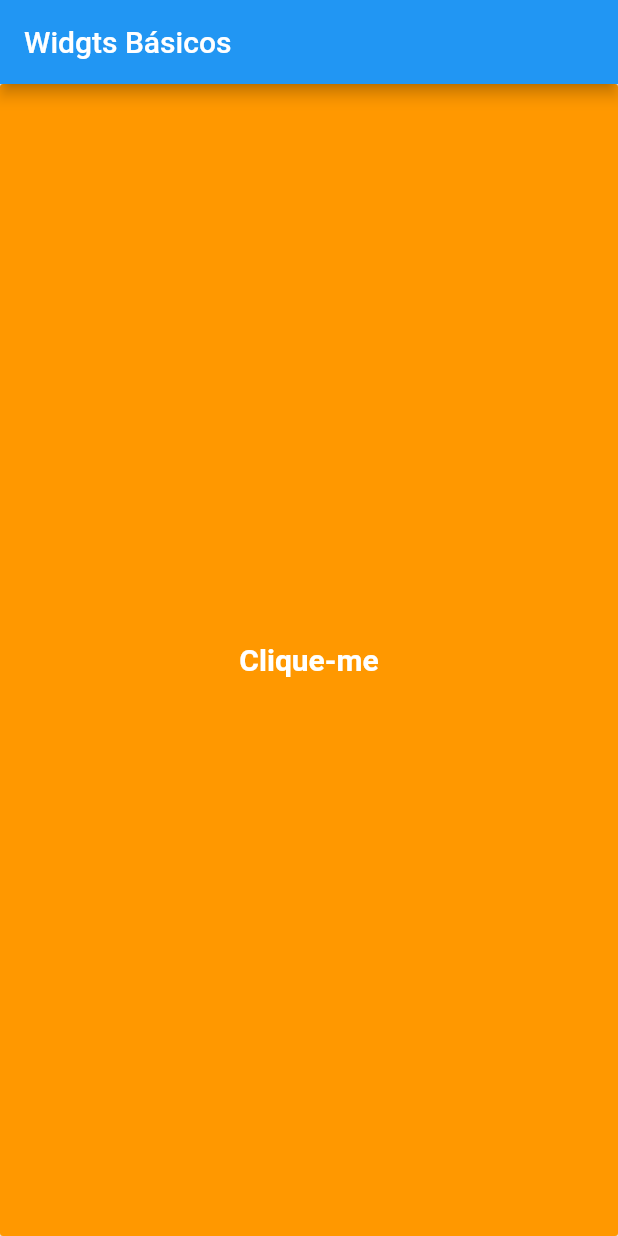
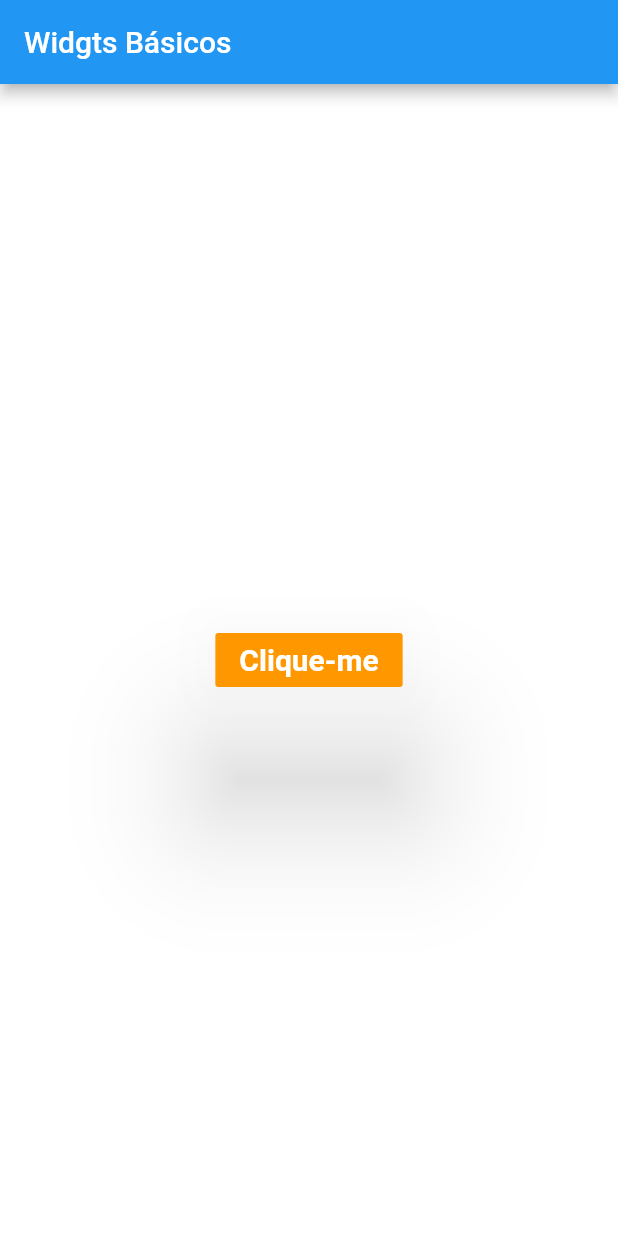
Before and after one commit to PaivaJudson/widget_scaffold, a Flutter app: the screen it shows after launch, on a phone screen of 412 x 824 dp. Run offline on Flutter 3.47's test engine with Material 2 defaults, Android fonts, the phone set to English and light mode, and no system bars.

Commit message:
Botao centralizado

```diff
--- a/lib/main.dart
+++ b/lib/main.dart
@@ -34,7 +34,7 @@ class WidgetsBasicos extends StatelessWidget {
 
   widgetButton() {
     // ignore: deprecated_member_use
-    return SizedBox.expand(
+    return Center(
       child: RaisedButton(
         color: Colors.orange,
         elevation: 40.0,
```
